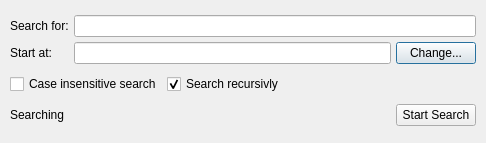
Qt form scribus/picsearchoptions.ui (scribusproject/scribus) before a commit.
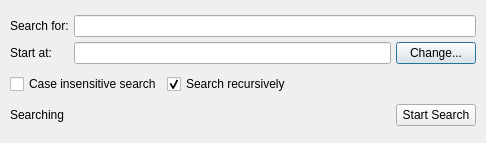
The same form after that commit. Custom widgets are drawn as their Qt base class.

Patch:
```diff
--- a/scribus/picsearchoptions.ui
+++ b/scribus/picsearchoptions.ui
@@ -87,7 +87,7 @@
      <item>
       <widget class="QCheckBox" name="recursiveSearch" >
        <property name="text" >
-        <string>Search recursivly</string>
+        <string>Search recursively</string>
        </property>
        <property name="checked" >
         <bool>true</bool>
```
